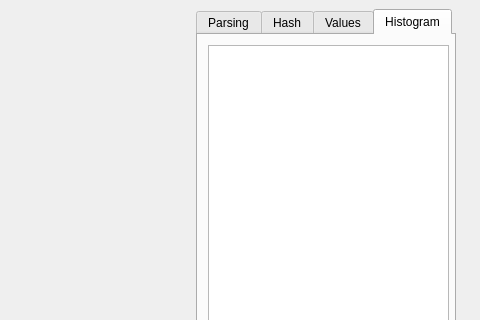
Old version of the form src/widgets/HexdumpWidget.ui in the repository radareorg/iaito; both pictures show x 479 to 959 and y 0 to 320 of the 959 by 807 pixel window.
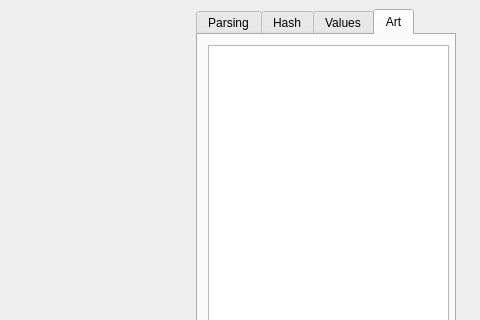
New version of the form. Icons and pictures are not drawn. Custom widgets are drawn as their Qt base class.

Commit message: Enforce make indent in the CI

```diff
--- a/src/widgets/HexdumpWidget.ui
+++ b/src/widgets/HexdumpWidget.ui
@@ -815,7 +815,7 @@
        </widget>
        <widget class="QWidget" name="tabHistogram">
         <attribute name="title">
-         <string>Histogram</string>
+         <string>Art</string>
         </attribute>
         <widget class="QTextEdit" name="histogram">
          <property name="geometry">
```
The commit also changes 1 other file.
